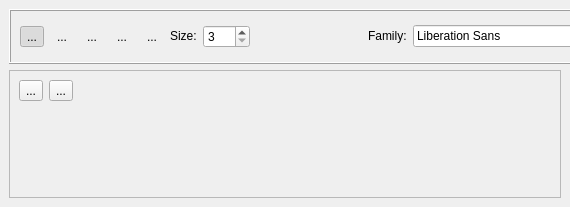
This is mscore/mscore/textpalette.ui in musescore/musescore-old as Qt 5 draws it before an edit. The edited form follows.
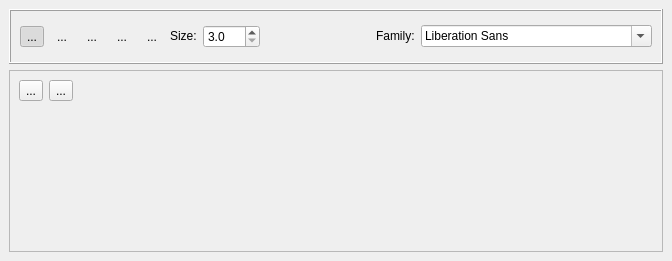
This is the edited form. Icons and pictures are not drawn.

Diff of the .ui file:
```diff
--- a/mscore/mscore/textpalette.ui
+++ b/mscore/mscore/textpalette.ui
@@ -5,86 +5,22 @@
    <rect>
     <x>0</x>
     <y>0</y>
-    <width>570</width>
-    <height>207</height>
+    <width>672</width>
+    <height>261</height>
    </rect>
   </property>
   <property name="windowTitle" >
    <string>MuseScore: Special Text Symbols</string>
   </property>
-  <widget class="QFrame" name="symbolBox" >
-   <property name="geometry" >
-    <rect>
-     <x>9</x>
-     <y>70</y>
-     <width>552</width>
-     <height>128</height>
-    </rect>
-   </property>
-   <property name="frameShape" >
-    <enum>QFrame::StyledPanel</enum>
-   </property>
-   <property name="frameShadow" >
-    <enum>QFrame::Raised</enum>
-   </property>
-   <layout class="QGridLayout" >
+  <layout class="QVBoxLayout" >
     <property name="margin" >
      <number>9</number>
     </property>
     <property name="spacing" >
      <number>6</number>
     </property>
-    <item row="1" column="0" >
-     <spacer>
-      <property name="orientation" >
-       <enum>Qt::Vertical</enum>
-      </property>
-      <property name="sizeHint" >
-       <size>
-        <width>20</width>
-        <height>40</height>
-       </size>
-      </property>
-     </spacer>
-    </item>
-    <item row="0" column="2" >
-     <spacer>
-      <property name="orientation" >
-       <enum>Qt::Horizontal</enum>
-      </property>
-      <property name="sizeHint" >
-       <size>
-        <width>40</width>
-        <height>20</height>
-       </size>
-      </property>
-     </spacer>
-    </item>
-    <item row="0" column="1" >
-     <widget class="QToolButton" name="symFlat" >
-      <property name="text" >
-       <string>...</string>
-      </property>
-     </widget>
-    </item>
-    <item row="0" column="0" >
-     <widget class="QToolButton" name="symSharp" >
-      <property name="text" >
-       <string>...</string>
-      </property>
-     </widget>
-    </item>
-   </layout>
-  </widget>
+   <item>
   <widget class="QFrame" name="frame" >
-   <property name="geometry" >
-    <rect>
-     <x>9</x>
-     <y>9</y>
-     <width>646</width>
-     <height>55</height>
-    </rect>
-   </property>
    <property name="sizePolicy" >
     <sizepolicy>
      <hsizetype>5</hsizetype>
@@ -259,12 +195,15 @@
      </widget>
     </item>
     <item>
-     <widget class="QSpinBox" name="typefaceSize" >
+       <widget class="QDoubleSpinBox" name="typefaceSize" >
+        <property name="decimals" >
+         <number>1</number>
+        </property>
       <property name="maximum" >
-       <number>399</number>
+         <double>400.000000000000000</double>
       </property>
       <property name="minimum" >
-       <number>3</number>
+         <double>3.000000000000000</double>
       </property>
      </widget>
     </item>
@@ -301,6 +240,66 @@
     </item>
    </layout>
   </widget>
+   </item>
+   <item>
+    <widget class="QFrame" name="symbolBox" >
+     <property name="frameShape" >
+      <enum>QFrame::StyledPanel</enum>
+     </property>
+     <property name="frameShadow" >
+      <enum>QFrame::Raised</enum>
+     </property>
+     <layout class="QGridLayout" >
+      <property name="margin" >
+       <number>9</number>
+      </property>
+      <property name="spacing" >
+       <number>6</number>
+      </property>
+      <item row="1" column="0" >
+       <spacer>
+        <property name="orientation" >
+         <enum>Qt::Vertical</enum>
+        </property>
+        <property name="sizeHint" >
+         <size>
+          <width>20</width>
+          <height>40</height>
+         </size>
+        </property>
+       </spacer>
+      </item>
+      <item row="0" column="2" >
+       <spacer>
+        <property name="orientation" >
+         <enum>Qt::Horizontal</enum>
+        </property>
+        <property name="sizeHint" >
+         <size>
+          <width>40</width>
+          <height>20</height>
+         </size>
+        </property>
+       </spacer>
+      </item>
+      <item row="0" column="1" >
+       <widget class="QToolButton" name="symFlat" >
+        <property name="text" >
+         <string>...</string>
+        </property>
+       </widget>
+      </item>
+      <item row="0" column="0" >
+       <widget class="QToolButton" name="symSharp" >
+        <property name="text" >
+         <string>...</string>
+        </property>
+       </widget>
+      </item>
+     </layout>
+    </widget>
+   </item>
+  </layout>
  </widget>
  <resources>
   <include location="mscore.qrc" />
```
Lines whose indentation alone changed are shown as unchanged.
